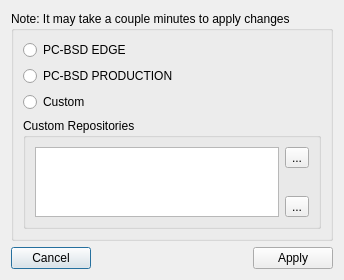
This is src-qt4/pc-softwaremanager/configDialog.ui in trueos/pcbsd as Qt 5 draws it before an edit. The edited form follows.
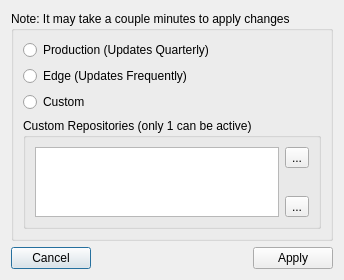
This is the edited form. Icons and pictures are not drawn.

Commit message: Clean up the display of the configDialog a bit.

Diff of the .ui file:
```diff
--- a/src-qt4/pc-softwaremanager/configDialog.ui
+++ b/src-qt4/pc-softwaremanager/configDialog.ui
@@ -24,17 +24,17 @@
       <string>Note: It may take a couple minutes to apply changes</string>
      </property>
      <layout class="QVBoxLayout" name="verticalLayout_3">
-      <item>
-       <widget class="QRadioButton" name="radio_edge">
-        <property name="text">
-         <string>PC-BSD EDGE</string>
-        </property>
-       </widget>
-      </item>
       <item>
        <widget class="QRadioButton" name="radio_production">
         <property name="text">
-         <string>PC-BSD PRODUCTION</string>
+         <string>Production (Updates Quarterly)</string>
+        </property>
+       </widget>
+      </item>
+      <item>
+       <widget class="QRadioButton" name="radio_edge">
+        <property name="text">
+         <string>Edge (Updates Frequently)</string>
         </property>
        </widget>
       </item>
@@ -48,7 +48,7 @@
       <item>
        <widget class="QGroupBox" name="group_custom">
         <property name="title">
-         <string>Custom Repositories</string>
+         <string>Custom Repositories (only 1 can be active)</string>
         </property>
         <layout class="QHBoxLayout" name="horizontalLayout">
          <item>
```
